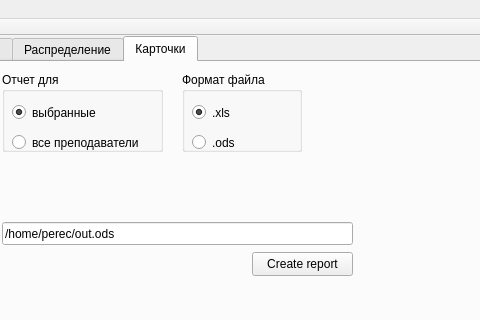
alexeypertcev/ksu-ivt-nagruzka, file mainwindow.ui: the form before one commit; both pictures show x 525 to 1005 and y 0 to 320 of the 1270 by 700 pixel window.
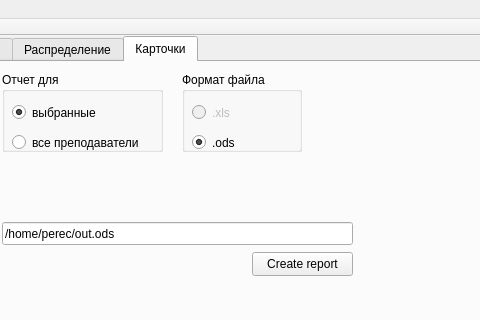
The form after the commit. The open tabs and pages were chosen to show the change. Custom widgets are drawn as their Qt base class.

Commit message: Изменен стиль выделения строк

```diff
--- a/mainwindow.ui
+++ b/mainwindow.ui
@@ -582,6 +582,9 @@
        <string>Формат файла</string>
       </property>
       <widget class="QRadioButton" name="radioButton_4">
+       <property name="enabled">
+        <bool>false</bool>
+       </property>
        <property name="geometry">
         <rect>
          <x>10</x>
@@ -593,9 +596,12 @@
        <property name="text">
         <string>.xls</string>
        </property>
-       <property name="checked">
+       <property name="checkable">
         <bool>true</bool>
        </property>
+       <property name="checked">
+        <bool>false</bool>
+       </property>
       </widget>
       <widget class="QRadioButton" name="radioButton_5">
        <property name="enabled">
@@ -612,6 +618,9 @@
        <property name="text">
         <string>.ods</string>
        </property>
+       <property name="checked">
+        <bool>true</bool>
+       </property>
       </widget>
      </widget>
     </widget>
```
Left out of the diff: 2 changed lines with no effect on the pictures. The commit also changes 1 other file.
